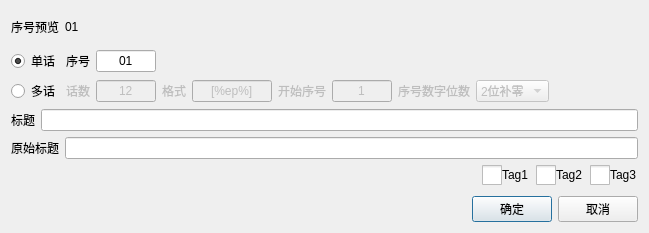
First picture: the form in UiThread/Anime/AnimeEpisodeNewDialog.ui, repository cqwlxxl/cherryme, before the edit.
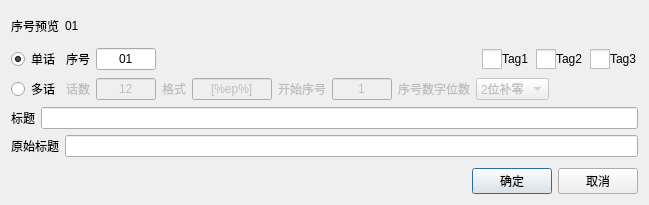
Second picture: the form after the edit. Icons and pictures are not drawn.

```diff
--- a/UiThread/Anime/AnimeEpisodeNewDialog.ui
+++ b/UiThread/Anime/AnimeEpisodeNewDialog.ui
@@ -7,13 +7,13 @@
     <x>0</x>
     <y>0</y>
     <width>649</width>
-    <height>233</height>
+    <height>205</height>
    </rect>
   </property>
   <property name="windowTitle">
    <string>新增话</string>
   </property>
-  <layout class="QVBoxLayout" name="verticalLayout" stretch="0,0,0,0,0,0,0,0">
+  <layout class="QVBoxLayout" name="verticalLayout" stretch="0,0,0,0,0,0,0">
    <item>
     <layout class="QHBoxLayout" name="hLayout_EpisodePreview" stretch="0,1">
      <item>
@@ -98,6 +98,96 @@
        </property>
       </spacer>
      </item>
+     <item>
+      <widget class="QCheckBox" name="checkBox_Tag1">
+       <property name="styleSheet">
+        <string notr="true">QCheckBox
+{
+  spacing: 0px;
+}
+QCheckBox::indicator
+{
+  width: 20px;
+  height: 20px;
+}
+QCheckBox::indicator:checked:enabled
+{
+  image:url(:/File/img/box_check_enable.png);
+}
+QCheckBox::indicator:unchecked:enabled
+{
+  image:url(:/File/img/box_uncheck_enable.png);
+}
+QCheckBox::indicator:unchecked:disabled
+{
+  image:url(:/File/img/box_uncheck_disable.png);
+}</string>
+       </property>
+       <property name="text">
+        <string>Tag1</string>
+       </property>
+      </widget>
+     </item>
+     <item>
+      <widget class="QCheckBox" name="checkBox_Tag2">
+       <property name="styleSheet">
+        <string notr="true">QCheckBox
+{
+  spacing: 0px;
+}
+QCheckBox::indicator
+{
+  width: 20px;
+  height: 20px;
+}
+QCheckBox::indicator:checked:enabled
+{
+  image:url(:/File/img/box_check_enable.png);
+}
+QCheckBox::indicator:unchecked:enabled
+{
+  image:url(:/File/img/box_uncheck_enable.png);
+}
+QCheckBox::indicator:unchecked:disabled
+{
+  image:url(:/File/img/box_uncheck_disable.png);
+}</string>
+       </property>
+       <property name="text">
+        <string>Tag2</string>
+       </property>
+      </widget>
+     </item>
+     <item>
+      <widget class="QCheckBox" name="checkBox_Tag3">
+       <property name="styleSheet">
+        <string notr="true">QCheckBox
+{
+  spacing: 0px;
+}
+QCheckBox::indicator
+{
+  width: 20px;
+  height: 20px;
+}
+QCheckBox::indicator:checked:enabled
+{
+  image:url(:/File/img/box_check_enable.png);
+}
+QCheckBox::indicator:unchecked:enabled
+{
+  image:url(:/File/img/box_uncheck_enable.png);
+}
+QCheckBox::indicator:unchecked:disabled
+{
+  image:url(:/File/img/box_uncheck_disable.png);
+}</string>
+       </property>
+       <property name="text">
+        <string>Tag3</string>
+       </property>
+      </widget>
+     </item>
     </layout>
    </item>
    <item>
@@ -316,113 +406,6 @@
      </item>
     </layout>
    </item>
-   <item>
-    <layout class="QHBoxLayout" name="hLayout_ABC">
-     <item>
-      <spacer name="hSpacer_ABC">
-       <property name="orientation">
-        <enum>Qt::Horizontal</enum>
-       </property>
-       <property name="sizeHint" stdset="0">
-        <size>
-         <width>40</width>
-         <height>20</height>
-        </size>
-       </property>
-      </spacer>
-     </item>
-     <item>
-      <widget class="QCheckBox" name="checkBox_Tag1">
-       <property name="styleSheet">
-        <string notr="true">QCheckBox
-{
-  spacing: 0px;
-}
-QCheckBox::indicator
-{
-  width: 20px;
-  height: 20px;
-}
-QCheckBox::indicator:checked:enabled
-{
-  image:url(:/File/img/box_check_enable.png);
-}
-QCheckBox::indicator:unchecked:enabled
-{
-  image:url(:/File/img/box_uncheck_enable.png);
-}
-QCheckBox::indicator:unchecked:disabled
-{
-  image:url(:/File/img/box_uncheck_disable.png);
-}</string>
-       </property>
-       <property name="text">
-        <string>Tag1</string>
-       </property>
-      </widget>
-     </item>
-     <item>
-      <widget class="QCheckBox" name="checkBox_Tag2">
-       <property name="styleSheet">
-        <string notr="true">QCheckBox
-{
-  spacing: 0px;
-}
-QCheckBox::indicator
-{
-  width: 20px;
-  height: 20px;
-}
-QCheckBox::indicator:checked:enabled
-{
-  image:url(:/File/img/box_check_enable.png);
-}
-QCheckBox::indicator:unchecked:enabled
-{
-  image:url(:/File/img/box_uncheck_enable.png);
-}
-QCheckBox::indicator:unchecked:disabled
-{
-  image:url(:/File/img/box_uncheck_disable.png);
-}</string>
-       </property>
-       <property name="text">
-        <string>Tag2</string>
-       </property>
-      </widget>
-     </item>
-     <item>
-      <widget class="QCheckBox" name="checkBox_Tag3">
-       <property name="styleSheet">
-        <string notr="true">QCheckBox
-{
-  spacing: 0px;
-}
-QCheckBox::indicator
-{
-  width: 20px;
-  height: 20px;
-}
-QCheckBox::indicator:checked:enabled
-{
-  image:url(:/File/img/box_check_enable.png);
-}
-QCheckBox::indicator:unchecked:enabled
-{
-  image:url(:/File/img/box_uncheck_enable.png);
-}
-QCheckBox::indicator:unchecked:disabled
-{
-  image:url(:/File/img/box_uncheck_disable.png);
-}</string>
-       </property>
-       <property name="text">
-        <string>Tag3</string>
-       </property>
-      </widget>
-     </item>
-    </layout>
-   </item>
    <item>
     <spacer name="verticalSpacer">
      <property name="orientation">
```
